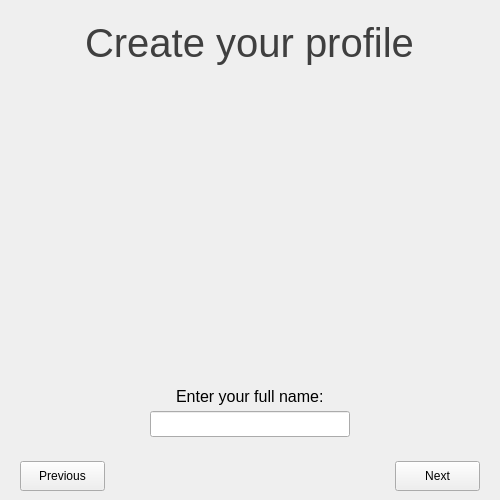
Qt form wizardwidget.ui (savoirfairelinux/jami-client-windows) before a commit.
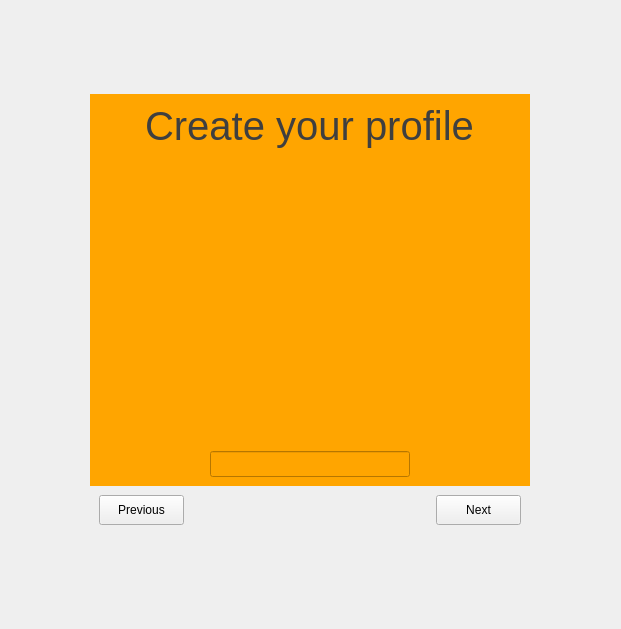
The same form after that commit. The open tabs and pages were chosen to show the change. Icons and pictures are not drawn. Custom widgets are drawn as their Qt base class.

The edit to the form file:
```diff
--- a/wizardwidget.ui
+++ b/wizardwidget.ui
@@ -6,8 +6,8 @@
    <rect>
     <x>0</x>
     <y>0</y>
-    <width>500</width>
-    <height>500</height>
+    <width>621</width>
+    <height>629</height>
    </rect>
   </property>
   <property name="sizePolicy">
@@ -36,11 +36,58 @@
    <string>Account creation wizard dialog</string>
   </property>
   <layout class="QVBoxLayout" name="verticalLayout">
+   <property name="spacing">
+    <number>0</number>
+   </property>
+   <property name="leftMargin">
+    <number>0</number>
+   </property>
+   <property name="topMargin">
+    <number>0</number>
+   </property>
+   <property name="rightMargin">
+    <number>0</number>
+   </property>
+   <property name="bottomMargin">
+    <number>0</number>
+   </property>
+   <item>
+    <layout class="QHBoxLayout" name="horizontalLayout_6">
+     <property name="spacing">
+      <number>0</number>
+     </property>
+     <property name="topMargin">
+      <number>0</number>
+     </property>
+     <item>
+      <widget class="QWidget" name="verticalWidget" native="true">
+       <property name="maximumSize">
+        <size>
+         <width>440</width>
+         <height>440</height>
+        </size>
+       </property>
+       <layout class="QVBoxLayout" name="verticalLayout_10">
+        <property name="spacing">
+         <number>0</number>
+        </property>
+        <property name="leftMargin">
+         <number>0</number>
+        </property>
+        <property name="topMargin">
+         <number>0</number>
+        </property>
+        <property name="rightMargin">
+         <number>0</number>
+        </property>
    <property name="bottomMargin">
     <number>0</number>
    </property>
    <item>
     <widget class="QStackedWidget" name="stackedWidget">
+          <property name="styleSheet">
+           <string notr="true">background-color:orange</string>
+          </property>
      <property name="currentIndex">
       <number>0</number>
      </property>
@@ -474,8 +521,8 @@
          </property>
          <property name="minimumSize">
           <size>
-           <width>300</width>
-           <height>300</height>
+                <width>200</width>
+                <height>200</height>
           </size>
          </property>
          <property name="toolTip">
@@ -547,24 +594,6 @@
          </property>
         </spacer>
        </item>
-       <item alignment="Qt::AlignHCenter">
-        <widget class="QLabel" name="fullNameLabel">
-         <property name="minimumSize">
-          <size>
-           <width>0</width>
-           <height>17</height>
-          </size>
-         </property>
-         <property name="font">
-          <font>
-           <pointsize>12</pointsize>
-          </font>
-         </property>
-         <property name="text">
-          <string>Enter your full name:</string>
-         </property>
-        </widget>
-       </item>
        <item alignment="Qt::AlignHCenter">
         <widget class="QLineEdit" name="fullNameEdit">
          <property name="minimumSize">
@@ -1025,6 +1054,11 @@
       </item>
      </layout>
     </widget>
+        </item>
+       </layout>
+      </widget>
+     </item>
+    </layout>
    </item>
   </layout>
  </widget>
```
Left out of the diff: 7 changed lines with no effect on the pictures. Lines whose indentation alone changed are shown as unchanged.
